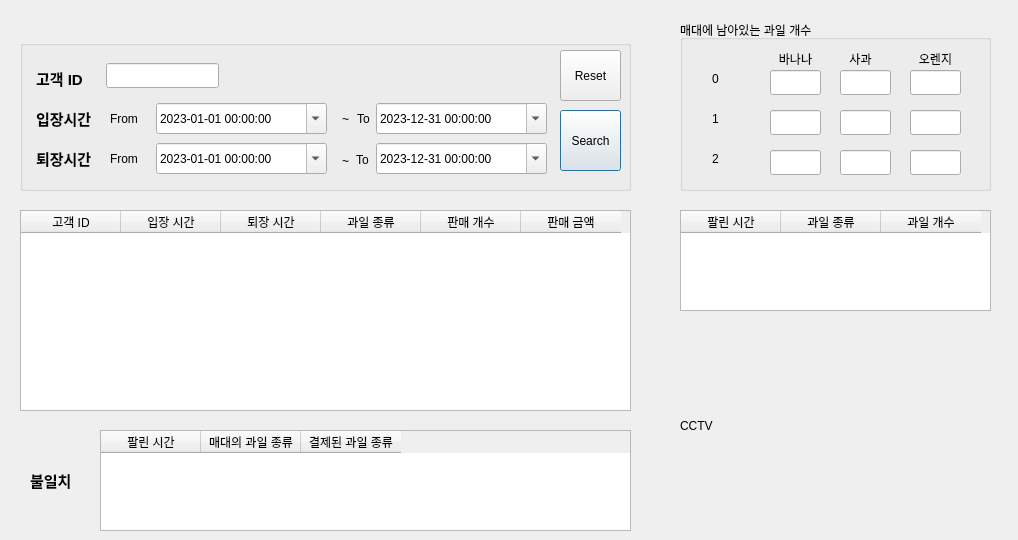
Old version of the form UI.ui in the repository addinedu-ros-3rd/deeplearning-repo-3.
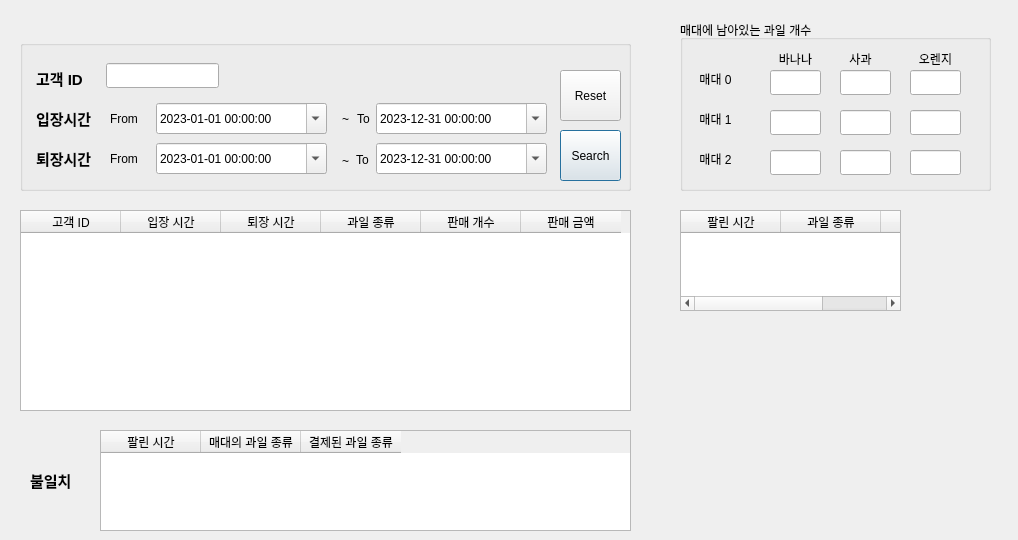
New version of the form.

The edit to the form file:
```diff
--- a/UI.ui
+++ b/UI.ui
@@ -200,7 +200,7 @@
      </rect>
     </property>
     <property name="text">
-     <string>0</string>
+     <string>매대 0</string>
     </property>
     <property name="alignment">
      <set>Qt::AlignCenter</set>
@@ -216,7 +216,7 @@
      </rect>
     </property>
     <property name="text">
-     <string>1</string>
+     <string>매대 1</string>
     </property>
     <property name="alignment">
      <set>Qt::AlignCenter</set>
@@ -232,7 +232,7 @@
      </rect>
     </property>
     <property name="text">
-     <string>2</string>
+     <string>매대 2</string>
     </property>
     <property name="alignment">
      <set>Qt::AlignCenter</set>
@@ -507,9 +507,9 @@
     <property name="geometry">
      <rect>
       <x>540</x>
-      <y>70</y>
+      <y>90</y>
       <width>61</width>
-      <height>61</height>
+      <height>51</height>
      </rect>
     </property>
     <property name="text">
@@ -520,7 +520,7 @@
     <property name="geometry">
      <rect>
       <x>540</x>
-      <y>10</y>
+      <y>30</y>
       <width>61</width>
       <height>51</height>
      </rect>
@@ -581,7 +581,7 @@
     <rect>
      <x>680</x>
      <y>210</y>
-     <width>311</width>
+     <width>221</width>
      <height>101</height>
     </rect>
    </property>
@@ -637,7 +637,7 @@
     </rect>
    </property>
    <property name="text">
-    <string>CCTV</string>
+    <string/>
    </property>
   </widget>
   <widget class="QTableWidget" name="table_3">
```
Left out of the diff: 2 changed lines with no effect on the pictures.
